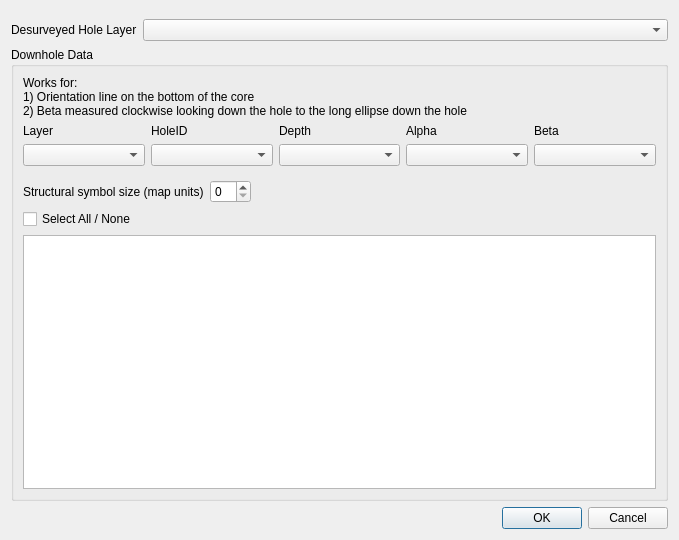
Old version of the form downholestructure_dialog_base.ui in the repository rolandhill/geoscience.
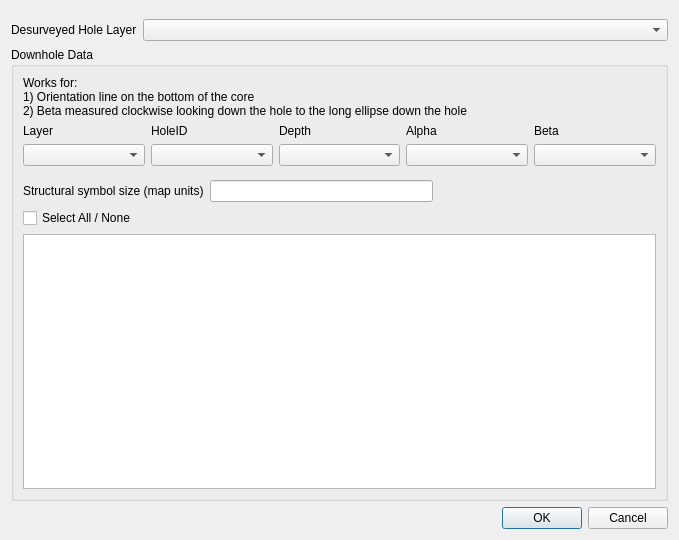
New version of the form. Custom widgets are drawn as their Qt base class.

Commit message: Convert structure size from spin box to line edit

The edit to the form file:
```diff
--- a/downholestructure_dialog_base.ui
+++ b/downholestructure_dialog_base.ui
@@ -141,14 +141,7 @@
          </widget>
         </item>
         <item>
-         <widget class="QSpinBox" name="sbSymbolSize">
-          <property name="sizePolicy">
-           <sizepolicy hsizetype="Minimum" vsizetype="Fixed">
-            <horstretch>0</horstretch>
-            <verstretch>0</verstretch>
-           </sizepolicy>
-          </property>
-         </widget>
+         <widget class="QLineEdit" name="leSymbolSize"/>
         </item>
         <item>
          <spacer name="horizontalSpacer">
@@ -157,7 +150,7 @@
           </property>
           <property name="sizeHint" stdset="0">
            <size>
-            <width>40</width>
+            <width>60</width>
             <height>20</height>
            </size>
           </property>
```
The commit also changes 3 other files.
